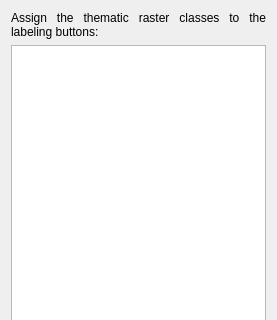
Before: the Qt Designer form ui/labeling_thematic_raster_classes.ui in SMByC/AcATaMa, drawn with Qt 5; both pictures show x 0 to 277 and y 0 to 320 of the 277 by 574 pixel window.
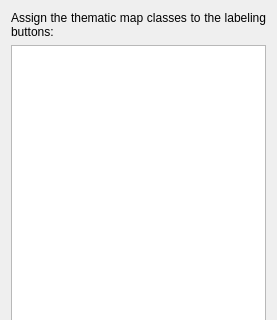
After: the same form once the commit is applied.

What changed in the file:
```diff
--- a/ui/labeling_thematic_raster_classes.ui
+++ b/ui/labeling_thematic_raster_classes.ui
@@ -22,7 +22,7 @@
       </font>
      </property>
      <property name="text">
-      <string>Assign the thematic raster classes to the labeling buttons:</string>
+      <string>Assign the thematic map classes to the labeling buttons:</string>
      </property>
      <property name="alignment">
       <set>Qt::AlignJustify|Qt::AlignVCenter</set>
```
Left out of the diff: 2 changed lines with no effect on the pictures.
